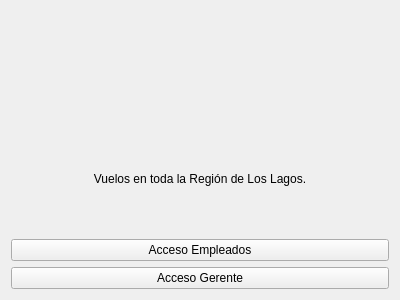
Above: ui/View.ui from esteuwu/AeroChinquihue before the change. Below: the same form after it.
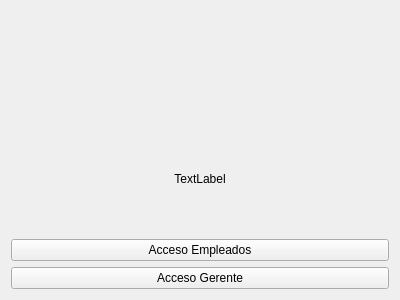
That is the form after the change. Icons and pictures are not drawn.

What changed in the file:
```diff
--- a/ui/View.ui
+++ b/ui/View.ui
@@ -29,7 +29,7 @@
      <item>
       <widget class="QLabel" name="label">
        <property name="text">
-        <string>Vuelos en toda la Región de Los Lagos.</string>
+        <string>TextLabel</string>
        </property>
        <property name="alignment">
         <set>Qt::AlignmentFlag::AlignCenter</set>
```
Left out of the diff: 2 changed lines with no effect on the pictures.
